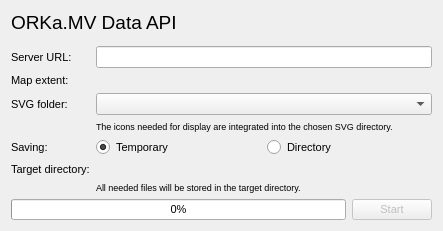
Qt form orkamv_data_api_plugin_dialog_base.ui (terrestris/orkamv-data-api-plugin) before a commit.
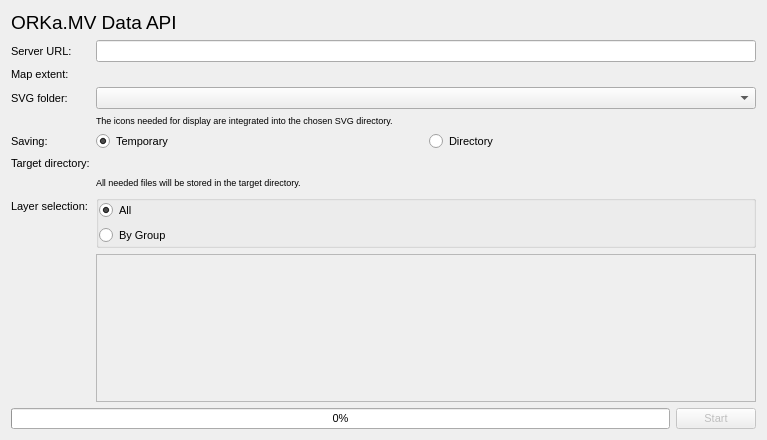
The same form after that commit. Custom widgets are drawn as their Qt base class.

Commit message: add group selection handling

The edit to the form file:
```diff
--- a/orkamv_data_api_plugin_dialog_base.ui
+++ b/orkamv_data_api_plugin_dialog_base.ui
@@ -6,8 +6,8 @@
    <rect>
     <x>0</x>
     <y>0</y>
-    <width>443</width>
-    <height>231</height>
+    <width>767</width>
+    <height>440</height>
    </rect>
   </property>
   <property name="font">
@@ -118,12 +118,19 @@
       </widget>
      </item>
      <item row="5" column="1">
-      <widget class="QgsFileWidget" name="persistance_path_widget" native="true">
+      <widget class="QgsFileWidget" name="persistance_path_widget">
        <property name="enabled">
         <bool>false</bool>
        </property>
       </widget>
      </item>
+     <item row="6" column="0">
+      <widget class="QLabel" name="empty_label">
+       <property name="text">
+        <string/>
+       </property>
+      </widget>
+     </item>
      <item row="6" column="1">
       <widget class="QLabel" name="path_help">
        <property name="font">
@@ -136,6 +143,81 @@
        </property>
       </widget>
      </item>
+     <item row="12" column="0">
+      <widget class="QLabel" name="layer_label">
+       <property name="text">
+        <string>Layer selection:</string>
+       </property>
+       <property name="alignment">
+        <set>Qt::AlignLeading|Qt::AlignLeft|Qt::AlignVCenter</set>
+       </property>
+      </widget>
+     </item>
+     <item row="12" column="1">
+      <widget class="QGroupBox" name="layer_radios_box">
+       <property name="title">
+        <string/>
+       </property>
+       <property name="alignment">
+        <set>Qt::AlignLeading|Qt::AlignLeft|Qt::AlignVCenter</set>
+       </property>
+       <property name="flat">
+        <bool>true</bool>
+       </property>
+       <layout class="QVBoxLayout" name="verticalLayout_2">
+        <property name="spacing">
+         <number>6</number>
+        </property>
+        <property name="leftMargin">
+         <number>0</number>
+        </property>
+        <property name="topMargin">
+         <number>0</number>
+        </property>
+        <property name="rightMargin">
+         <number>0</number>
+        </property>
+        <property name="bottomMargin">
+         <number>0</number>
+        </property>
+        <item>
+         <widget class="QRadioButton" name="layer_radio_all">
+          <property name="text">
+           <string>All</string>
+          </property>
+          <property name="checked">
+           <bool>true</bool>
+          </property>
+         </widget>
+        </item>
+        <item>
+         <widget class="QRadioButton" name="layer_radio_groups">
+          <property name="text">
+           <string>By Group</string>
+          </property>
+         </widget>
+        </item>
+       </layout>
+      </widget>
+     </item>
+     <item row="14" column="1">
+      <widget class="QScrollArea" name="layer_select_groups_area">
+       <property name="widgetResizable">
+        <bool>true</bool>
+       </property>
+       <widget class="QWidget" name="layer_select_groups">
+        <property name="geometry">
+         <rect>
+          <x>0</x>
+          <y>0</y>
+          <width>655</width>
+          <height>73</height>
+         </rect>
+        </property>
+        <layout class="QGridLayout" name="gridLayout"/>
+       </widget>
+      </widget>
+     </item>
     </layout>
    </item>
    <item>
@@ -174,18 +256,18 @@
   </layout>
  </widget>
  <customwidgets>
-  <customwidget>
-   <class>QgsExtentWidget</class>
-   <extends>QWidget</extends>
-   <header>qgsextentwidget.h</header>
-   <container>1</container>
-  </customwidget>
   <customwidget>
    <class>QgsFileWidget</class>
    <extends>QWidget</extends>
    <header>qgsfilewidget.h</header>
    <container>1</container>
   </customwidget>
+  <customwidget>
+   <class>QgsExtentWidget</class>
+   <extends>QWidget</extends>
+   <header>qgsextentwidget.h</header>
+   <container>1</container>
+  </customwidget>
  </customwidgets>
  <resources/>
  <connections/>
```
The commit also changes 4 other files.
